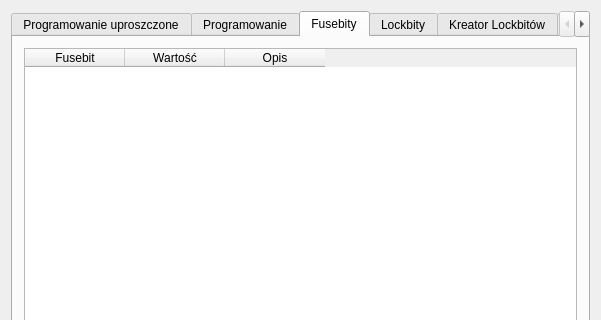
ttomek32/tmfavrcalculator, file forms/maindialog.ui: the form before one commit; both pictures show x 0 to 601 and y 0 to 320 of the 601 by 629 pixel window.
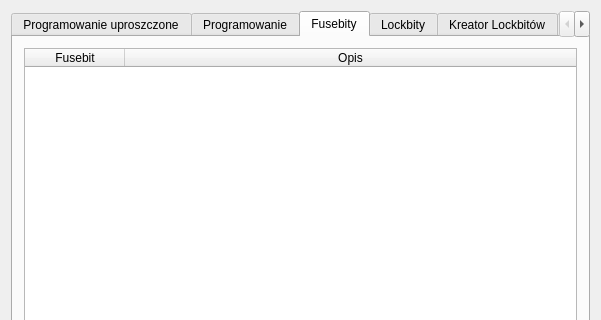
The form after the commit. The open tabs and pages were chosen to show the change. Icons and pictures are not drawn.

```diff
--- a/forms/maindialog.ui
+++ b/forms/maindialog.ui
@@ -618,18 +618,22 @@
          <item>
           <widget class="QTableWidget" name="FusebitTable">
            <property name="columnCount">
-            <number>3</number>
+            <number>2</number>
            </property>
+           <attribute name="horizontalHeaderCascadingSectionResizes">
+            <bool>true</bool>
+           </attribute>
+           <attribute name="horizontalHeaderStretchLastSection">
+            <bool>true</bool>
+           </attribute>
+           <attribute name="verticalHeaderCascadingSectionResizes">
+            <bool>false</bool>
+           </attribute>
            <column>
             <property name="text">
              <string>Fusebit</string>
             </property>
            </column>
-           <column>
-            <property name="text">
-             <string>Wartość</string>
-            </property>
-           </column>
            <column>
             <property name="text">
              <string>Opis</string>
```
Left out of the diff: 13 changed lines with no effect on the pictures.
